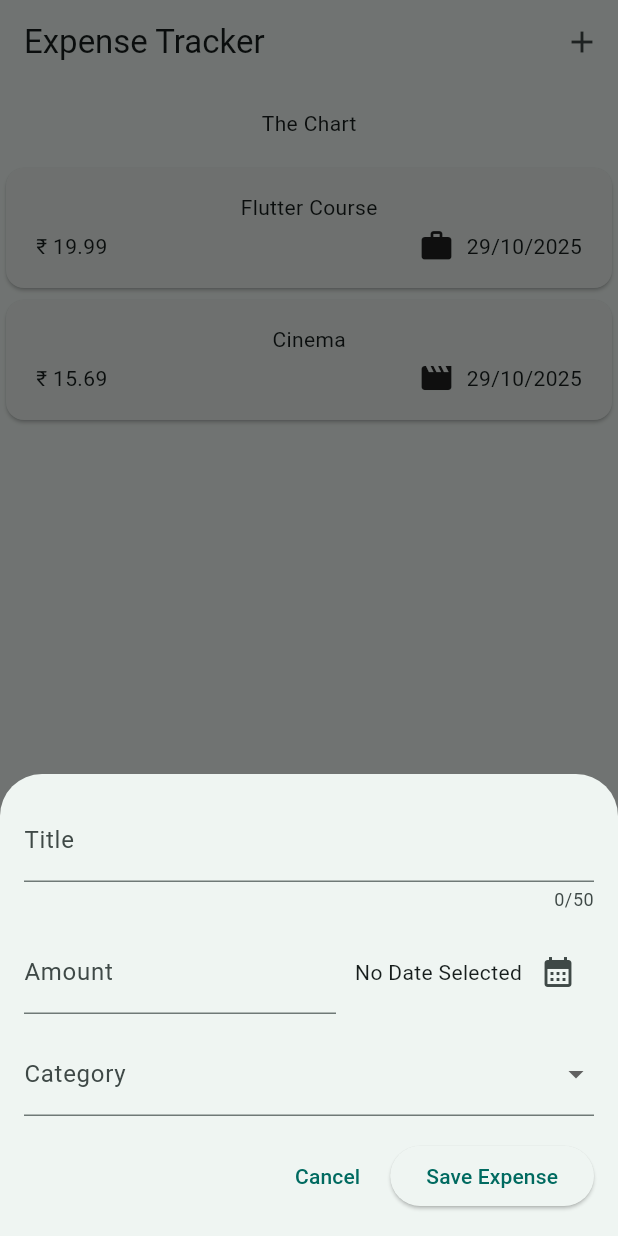
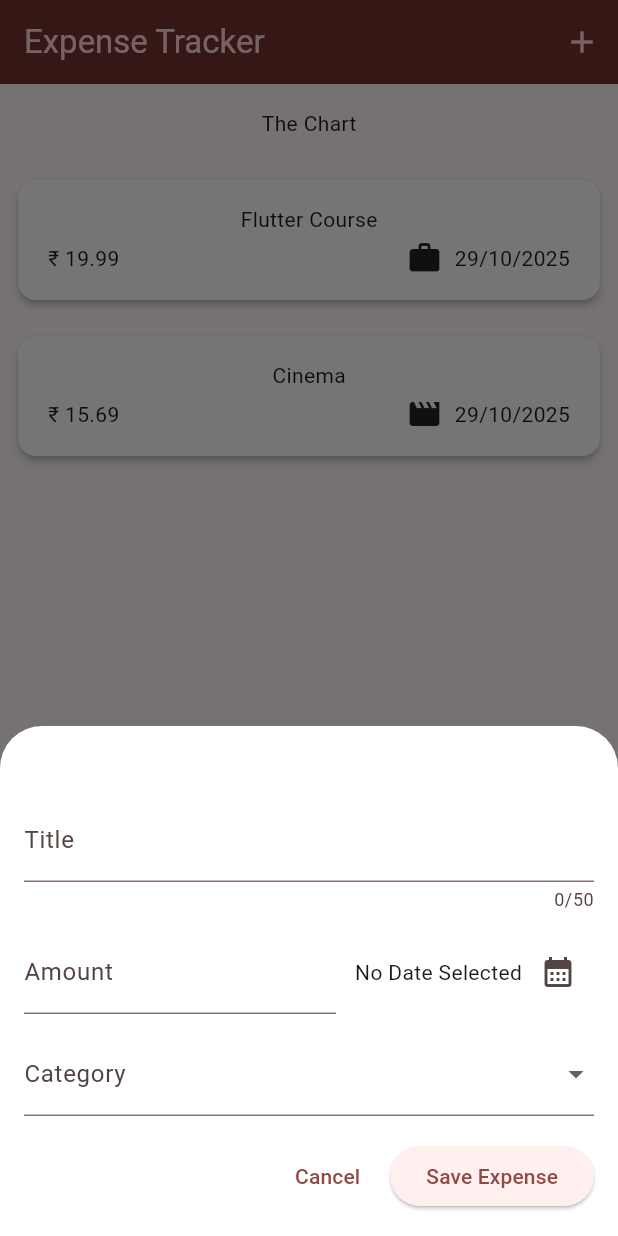
Before and after one commit to Avinash174/Expenses-Tracker, a Flutter app: the screen it shows after launch, after a tap on the "add" icon, on a phone screen of 412 x 824 dp. Run offline on Flutter 3.47's test engine with Material 3 defaults, Android fonts, the phone set to English and light mode, and no system bars.

Commit message:
new code added

```diff
--- a/lib/expenses.dart
+++ b/lib/expenses.dart
@@ -1,7 +1,8 @@
+// lib/expenses.dart
+import 'package:flutter/material.dart';
 import 'package:expense_tracker/new_expenses.dart';
 import 'package:expense_tracker/widget/expenses_list/expenses_list.dart';
-import 'package:expense_tracker/model/expense.dart'; // ✅ No more 'hide Category'
-import 'package:flutter/material.dart';
+import 'package:expense_tracker/model/expense.dart';
 
 class Expenses extends StatefulWidget {
   const Expenses({super.key});
@@ -16,22 +17,27 @@ class _ExpensesState extends State<Expenses> {
       title: 'Flutter Course',
       amount: 19.99,
       date: DateTime.now(),
-      category: Category.work, // ✅ Works fine now
+      category: Category.work,
     ),
     ExpenseModel(
       title: 'Cinema',
       amount: 15.69,
       date: DateTime.now(),
-      category: Category.leisure, // ✅ Works fine now
+      category: Category.leisure,
     ),
   ];
 
-  void _openAddExpensesOverlay() async {
+  Future<void> _openAddExpensesOverlay() async {
+    // Open sheet and await returned ExpenseModel (or null if cancelled)
     final newExpense = await showModalBottomSheet<ExpenseModel>(
       useSafeArea: true,
       isScrollControlled: true,
       context: context,
-      builder: (ctx) => NewExpenses(onAddExpense: (ExpenseModel expense) {  },),
+      builder: (ctx) => NewExpenses(
+        onAddExpense: (expense) {
+          Navigator.of(ctx).pop(expense);
+        },
+      ), // NewExpenses should return value via Navigator.pop(ctx, newExpense)
     );
 
     if (newExpense == null) return;
@@ -41,10 +47,36 @@ class _ExpensesState extends State<Expenses> {
     });
   }
 
-  void _addExpense(ExpenseModel expense) {
+  // Remove by id for safety, and support undo
+  void _removeExpense(ExpenseModel expense) {
+    final removedIndex = registeredExpenses.indexWhere(
+      (e) => e.id == expense.id,
+    );
+    if (removedIndex < 0) return;
+
+    final removedExpense = registeredExpenses[removedIndex];
+
     setState(() {
-      registeredExpenses.add(expense);
+      registeredExpenses.removeAt(
+        removedIndex,
+      ); // immediate removal required by Dismissible
     });
+
+    // show undo snackbar
+    ScaffoldMessenger.of(context).clearSnackBars();
+    ScaffoldMessenger.of(context).showSnackBar(
+      SnackBar(
+        content: const Text('Expense deleted'),
+        action: SnackBarAction(
+          label: 'UNDO',
+          onPressed: () {
+            setState(() {
+              registeredExpenses.insert(removedIndex, removedExpense);
+            });
+          },
+        ),
+      ),
+    );
   }
 
   @override
@@ -65,7 +97,13 @@ class _ExpensesState extends State<Expenses> {
             padding: EdgeInsets.all(16.0),
             child: Text('The Chart'),
           ),
-          Expanded(child: ExpensesList(expenses: registeredExpenses)),
+          Expanded(
+            child: ExpensesList(
+              expenses: registeredExpenses,
+              onRemove:
+                  _removeExpense, // ExpensesList will call this when item dismissed
+            ),
+          ),
         ],
       ),
     );
--- a/lib/main.dart
+++ b/lib/main.dart
@@ -2,19 +2,32 @@ import 'package:flutter/material.dart';
 import 'package:expense_tracker/expenses.dart';
 
 void main() {
-  runApp(const MyApp());
+  runApp(MyApp());
 }
 
 class MyApp extends StatelessWidget {
-  const MyApp({super.key});
-
+  MyApp({super.key});
+  var KColorScheme = ColorScheme.fromSeed(seedColor: Colors.redAccent);
   @override
   Widget build(BuildContext context) {
     return MaterialApp(
       debugShowMaterialGrid: false,
       title: 'Expense Tracker',
       debugShowCheckedModeBanner: false,
-      theme: ThemeData(useMaterial3: true, colorSchemeSeed: Colors.teal),
+      theme: ThemeData(
+        useMaterial3: true,
+        colorScheme: KColorScheme,
+        appBarTheme: AppBarTheme().copyWith(
+          backgroundColor: KColorScheme.onPrimaryContainer,
+          foregroundColor: KColorScheme.primaryContainer,
+        ),
+        cardTheme: CardThemeData(
+          color: Colors.white,
+          elevation: 2,
+          margin: EdgeInsets.all(12),
+        ),
+        bottomSheetTheme: BottomSheetThemeData(backgroundColor: Colors.white),
+      ),
       home: const Expenses(),
     );
   }
--- a/lib/widget/expenses_list/expenses_list.dart
+++ b/lib/widget/expenses_list/expenses_list.dart
@@ -3,18 +3,66 @@ import 'package:flutter/material.dart';
 import 'package:expense_tracker/model/expense.dart';
 
 class ExpensesList extends StatelessWidget {
-  const ExpensesList({super.key, required this.expenses});
+  const ExpensesList({super.key, required this.expenses, this.onRemove});
 
   final List<ExpenseModel> expenses;
+  final void Function(ExpenseModel expense)? onRemove;
 
   String _formatDate(DateTime d) =>
       '${d.day.toString().padLeft(2, '0')}/${d.month.toString().padLeft(2, '0')}/${d.year}';
 
   @override
   Widget build(BuildContext context) {
+    if (expenses.isEmpty) {
+      return const Center(child: Text('No expenses yet.'));
+    }
+
     return ListView.builder(
       itemCount: expenses.length,
-      itemBuilder: (context, index) => ExpensesItems(expenses: expenses[index]),
+      itemBuilder: (context, index) {
+        final expense = expenses[index];
+
+        return Dismissible(
+          key: ValueKey(expense.id), // use stable unique id
+          direction: DismissDirection.endToStart,
+          background: Container(
+            color: Theme.of(context).colorScheme.error,
+            alignment: Alignment.centerRight,
+            padding: const EdgeInsets.symmetric(horizontal: 20),
+            child: const Icon(Icons.delete, color: Colors.white),
+          ),
+          confirmDismiss: (direction) async {
+            // optional: ask user to confirm delete
+            final result = await showDialog<bool>(
+              context: context,
+              builder: (ctx) => AlertDialog(
+                title: const Text('Delete expense?'),
+                content: const Text(
+                  'Are you sure you want to delete this expense?',
+                ),
+                actions: [
+                  TextButton(
+                    onPressed: () => Navigator.of(ctx).pop(false),
+                    child: const Text('CANCEL'),
+                  ),
+                  TextButton(
+                    onPressed: () => Navigator.of(ctx).pop(true),
+                    child: const Text('DELETE'),
+                  ),
+                ],
+              ),
+            );
+            return result == true;
+          },
+          onDismissed: (direction) {
+            // MUST call parent's removal callback which should update the backing list inside setState
+            if (onRemove != null) {
+              onRemove!(expense);
+            }
+          },
+          child: ExpensesItems(expenses: expense),
+        );
+      },
     );
   }
 }
```
Also changed, not shown: lib/new_expenses.dart (+18 -13 lines).
